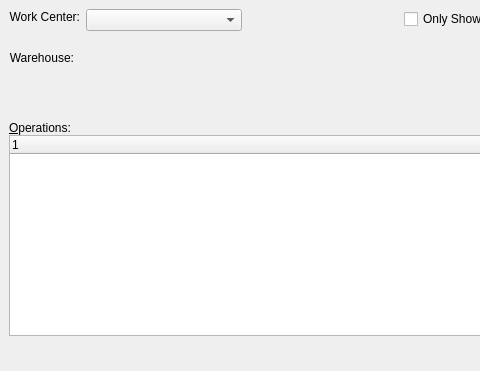
Old version of the form guiclient/dspWoOperationBufrStsByWorkCenter.ui in the repository Pegasus-RPG/xtuple-client; both pictures show x 0 to 480 and y 0 to 371 of the 753 by 371 pixel window.
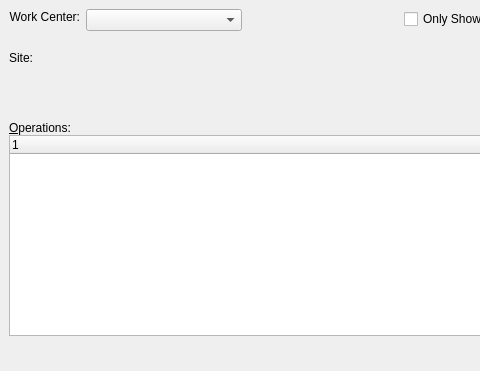
New version of the form. Custom widgets are drawn as their Qt base class.

Commit message: issue #6692:first pass for changing "Warehouse" to "Site"

```diff
--- a/guiclient/dspWoOperationBufrStsByWorkCenter.ui
+++ b/guiclient/dspWoOperationBufrStsByWorkCenter.ui
@@ -188,7 +188,7 @@
           <item>
            <widget class="QLabel" name="_warehouseLit" >
             <property name="text" >
-             <string>Warehouse:</string>
+             <string>Site:</string>
             </property>
             <property name="alignment" >
              <set>Qt::AlignRight|Qt::AlignTrailing|Qt::AlignVCenter</set>
```
The commit also changes 201 other files.
